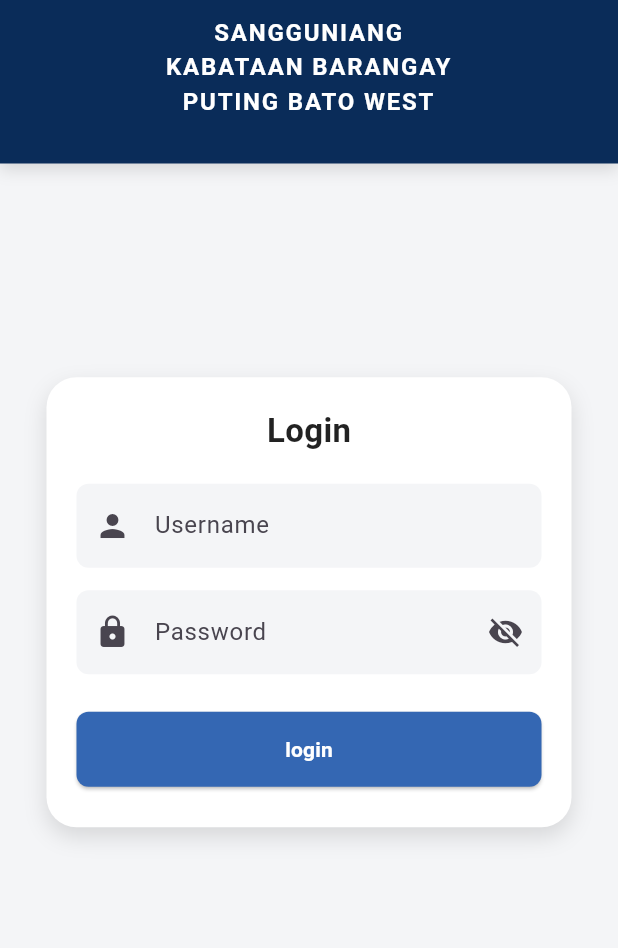
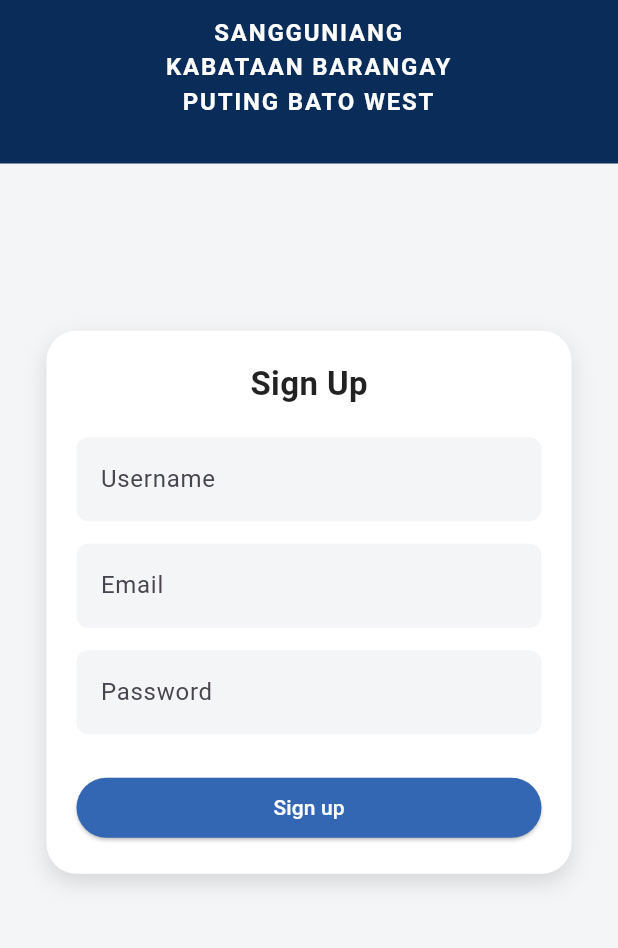
Before and after one commit to Andreicomia11-12/SK-INSIGHT-flutter, a Flutter app: the screen it shows after launch, on a phone screen of 412 x 824 dp, the part 195-1143 px from its top. Run offline on Flutter 3.47's test engine with Material 3 defaults, Android fonts, the phone set to English and light mode, and no system bars.

Commit message:
SignUp and Other fixes

```diff
--- a/lib/main.dart
+++ b/lib/main.dart
@@ -16,7 +16,7 @@ class MyApp extends StatelessWidget {
     return MaterialApp(
       debugShowCheckedModeBanner: false,
       title: 'Flutter Demo',
-      home: LoginPage(), // or Forgot() if you want that first
+      home: Signup(), // or Forgot() if you want that first
     );
   }
 }
--- a/lib/pages/signup.dart
+++ b/lib/pages/signup.dart
@@ -60,7 +60,7 @@ class Signup extends StatelessWidget {
                   ],
                 ),
                 child: Padding(
-                  padding: const EdgeInsets.fromLTRB(20, 20, 20, 0),
+                  padding: const EdgeInsets.fromLTRB(20, 20, 20, 20),
                   child: Column(
                     mainAxisSize: MainAxisSize.min,
                     crossAxisAlignment: CrossAxisAlignment.center,
@@ -118,7 +118,10 @@ class Signup extends StatelessWidget {
                           style: ElevatedButton.styleFrom(
                             backgroundColor: const Color(0xFF3467B3),
                           ),
-                          child: const Text("Sign up"),
+                          child: const Text("Sign up",
+                            style: TextStyle(
+                              color: Colors.white
+                            ),),
                         ),
                       ),
                     ],
```
